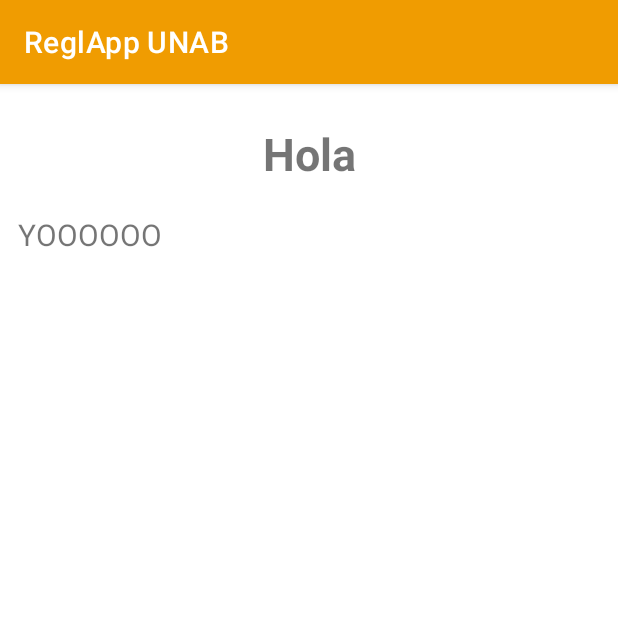
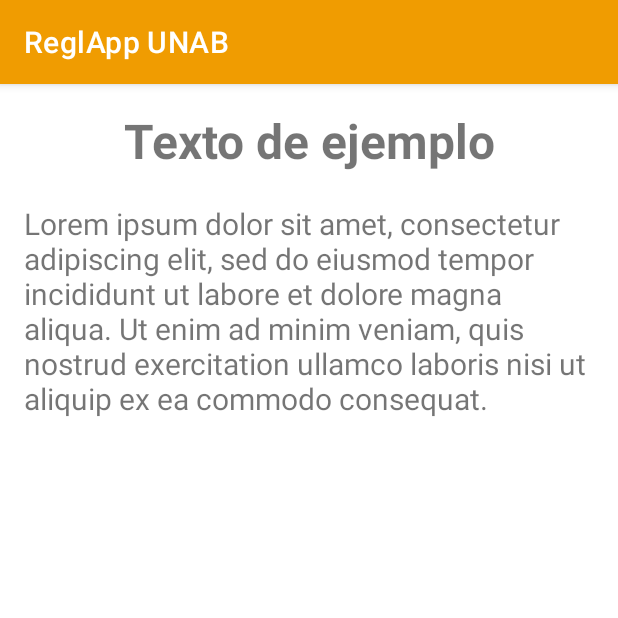
Before and after one commit to Juedquipa/reglapp-unab, an Android app: the ReadActivity screen opened directly, with no data from a screen before it, on a phone screen of 412 x 824 dp, the top half of it. Run offline under Robolectric (Android 15) with nearby library versions, the phone set to English and light mode, and no system bars; our stand-ins replace Firebase (no records; nobody signed in at launch, a user with empty details on screens opened directly); libraries missing offline, so code that uses them is left out: org.checkerframework.checker.

Commit message:
improve learn section

```diff
--- a/app/src/main/java/com/example/reglappunab/QuizActivity.java
+++ b/app/src/main/java/com/example/reglappunab/QuizActivity.java
@@ -108,6 +108,7 @@ public class QuizActivity extends AppCompatActivity {
     }
 
     public void showPopup(String tittle, String message){
+        mpMusic.setPlaybackParams(mpMusic.getPlaybackParams().setSpeed(1.0f));
         mpMusic.pause();
         timerHandler.removeCallbacks(timerRunnable);
         dialogBuilder = new AlertDialog.Builder(this);
@@ -208,6 +209,7 @@ public class QuizActivity extends AppCompatActivity {
             }
             else {
                 if (seconds<=10){
+                    mpMusic.setPlaybackParams(mpMusic.getPlaybackParams().setSpeed(1.2f));
                     tvTimer.setTextColor(Color.parseColor("#FF0000"));
                 }
                 tvTimer.setText(String.format("%02d", seconds));
--- a/app/src/main/res/layout/activity_quiz.xml
+++ b/app/src/main/res/layout/activity_quiz.xml
@@ -55,7 +55,7 @@
                 android:layout_marginRight="16dp"
                 android:layout_marginBottom="24dp"
                 android:gravity="center"
-                android:text="Pregunta 1"
+                android:text="Lorem ipsum dolor sit amet, consectetur adipiscing elit, sed do eiusmod tempor incididunt ut labore et dolore magna aliqua. Ut enim ad minim veniam, quis nostrud exercitation ullamco laboris nisi ut aliquip ex ea commodo consequat."
                 android:textAlignment="center"
                 android:textColor="#FFFFFF"
                 android:textIsSelectable="false"
--- a/app/src/main/res/layout/activity_read.xml
+++ b/app/src/main/res/layout/activity_read.xml
@@ -19,26 +19,24 @@
             android:layout_width="match_parent"
             android:layout_height="wrap_content"
             android:layout_marginHorizontal="12dp"
-            android:paddingTop="26dp"
-            android:text="Hola"
+            android:layout_marginTop="16dp"
+            android:text="Texto de ejemplo"
             android:textAlignment="center"
-            android:justificationMode="inter_word"
-            android:textSize="30dp"
+            android:textSize="32sp"
             android:textStyle="bold" />
 
         <TextView
             android:id="@+id/content_textview"
-            android:scrollbars="vertical"
             android:layout_width="match_parent"
             android:layout_height="wrap_content"
             android:layout_below="@+id/title_textview"
-            android:layout_centerHorizontal="true"
             android:layout_marginVertical="20dp"
-            android:justificationMode="inter_word"
-
-            android:layout_marginHorizontal="12dp"
-            android:text="YOOOOOO"
-            android:textSize="20dp" />
+            android:layout_marginLeft="16dp"
+            android:layout_marginTop="16dp"
+            android:layout_marginRight="16dp"
+            android:scrollbars="vertical"
+            android:text="Lorem ipsum dolor sit amet, consectetur adipiscing elit, sed do eiusmod tempor incididunt ut labore et dolore magna aliqua. Ut enim ad minim veniam, quis nostrud exercitation ullamco laboris nisi ut aliquip ex ea commodo consequat."
+            android:textSize="20sp" />
     </RelativeLayout>
 
 
```
Also changed, not shown: app/src/main/res/layout/itemlist.xml (+14 -7 lines).
